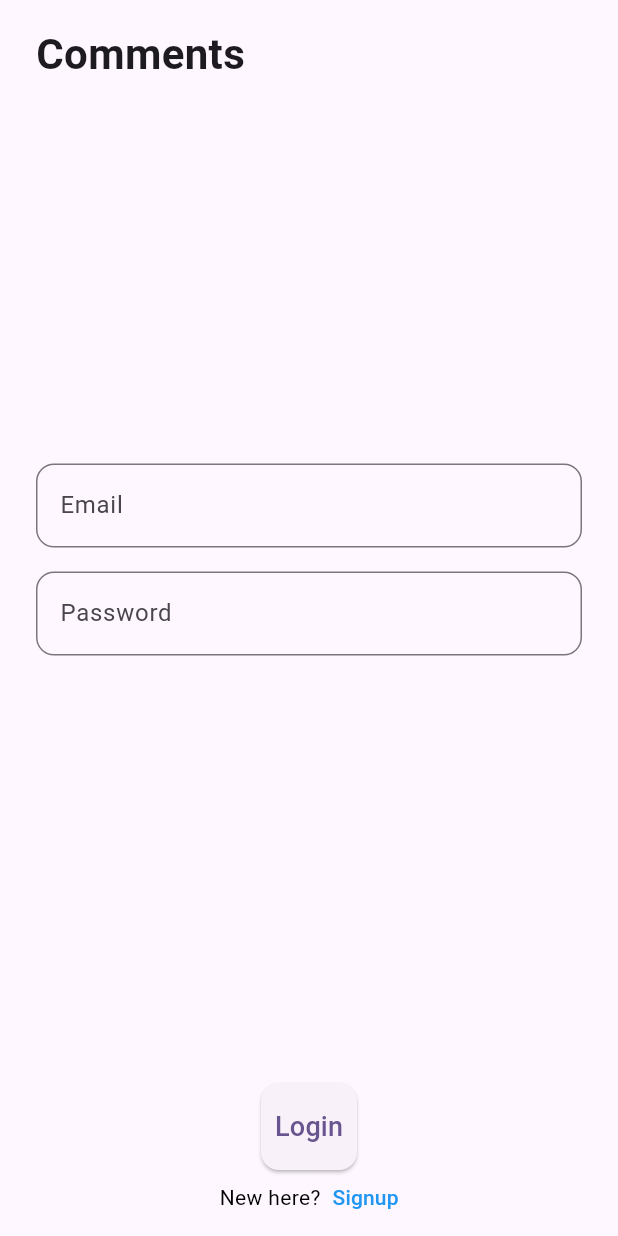
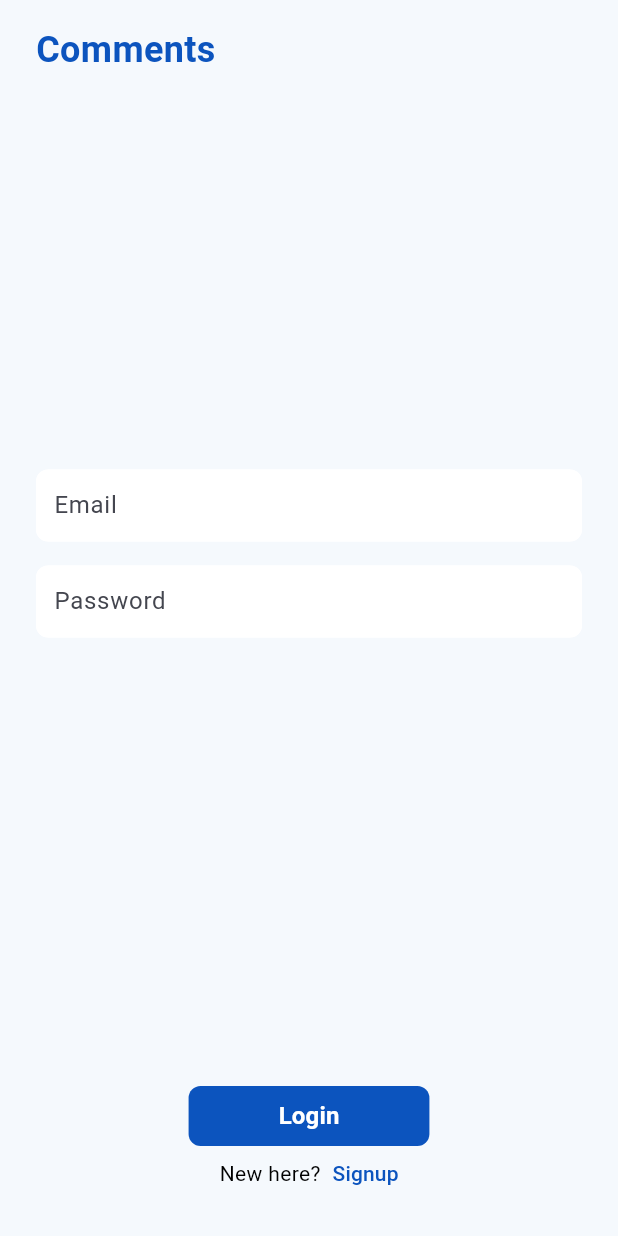
Before and after one commit to Abhisek-07/comments_app, a Flutter app: the screen it shows after launch, on a phone screen of 412 x 824 dp. Run offline on Flutter 3.47's test engine with Material 3 defaults, Android fonts, the phone set to English and light mode, and no system bars; drawn by our look-alikes of loader_overlay; our stand-ins replace cloud_firestore, firebase_auth, firebase_core, flutter_hooks, flutter_native_splash, flutter_riverpod and 3 more; accounts and stored records are empty; generated files the repository leaves out were written again.

Commit message:
Updated UI od auth and dashboard screens

```diff
--- a/lib/app.dart
+++ b/lib/app.dart
@@ -1,4 +1,5 @@
 import 'package:comments_app/ui/splash_screen.dart';
+import 'package:comments_app/utils/app_colors.dart';
 import 'package:flutter/material.dart';
 import 'package:flutter/services.dart';
 import 'package:loader_overlay/loader_overlay.dart';
@@ -50,7 +51,8 @@ class App extends StatelessWidget {
           // This works for code too, not just values: Most code changes can be
           // tested with just a hot reload.
           appBarTheme: const AppBarTheme(),
-          colorScheme: ColorScheme.fromSeed(seedColor: Colors.deepPurple),
+          scaffoldBackgroundColor: AppColors.colorGreyScaleWhite,
+          colorScheme: ColorScheme.fromSeed(seedColor: AppColors.appBlue),
           useMaterial3: true,
         ),
         home: const GlobalLoaderOverlay(child: SplashScreen()),
--- a/lib/ui/auth_screen.dart
+++ b/lib/ui/auth_screen.dart
@@ -1,6 +1,8 @@
 import 'dart:developer';
 
 import 'package:comments_app/states/auth_state.dart';
+import 'package:comments_app/ui/widgets/formfield_widget.dart';
+import 'package:comments_app/utils/app_colors.dart';
 import 'package:comments_app/utils/app_helper.dart';
 import 'package:firebase_auth/firebase_auth.dart';
 import 'package:flutter/material.dart';
@@ -128,18 +130,23 @@ class _AuthScreenState extends ConsumerState<AuthScreen> {
             ElevatedButton(
               onPressed: _submitForm,
               style: ElevatedButton.styleFrom(
+                backgroundColor: AppColors.appBlue,
+                elevation: 0,
                 padding:
-                    const EdgeInsets.symmetric(vertical: 16, horizontal: 8),
+                    const EdgeInsets.symmetric(vertical: 8, horizontal: 60),
                 shape: RoundedRectangleBorder(
-                  borderRadius: BorderRadius.circular(12),
+                  borderRadius: BorderRadius.circular(8),
                 ),
               ),
               child: Text(
                 isSignUp ? 'Signup' : 'Login',
-                style: const TextStyle(fontSize: 18),
+                style: const TextStyle(
+                    fontSize: 16,
+                    color: Colors.white,
+                    fontWeight: FontWeight.bold),
               ),
             ),
-            const SizedBox(height: 8),
+            const SizedBox(height: 4),
             // Toggle between Sign In and Sign Up
             Row(
               mainAxisSize: MainAxisSize.min,
@@ -163,11 +170,16 @@ class _AuthScreenState extends ConsumerState<AuthScreen> {
                   ),
                   child: Text(
                     isSignUp ? "Login" : "Signup",
-                    style: const TextStyle(color: Colors.blue),
+                    style: const TextStyle(
+                      color: AppColors.appBlue,
+                    ),
                   ),
                 ),
               ],
             ),
+            const SizedBox(
+              height: 16,
+            )
           ],
         ),
       )),
@@ -182,12 +194,12 @@ class _AuthScreenState extends ConsumerState<AuthScreen> {
               const SizedBox(
                 height: 16,
               ),
-              Text(
+              const Text(
                 'Comments',
-                style: const TextStyle(
-                  fontSize: 28,
-                  fontWeight: FontWeight.bold,
-                ),
+                style: TextStyle(
+                    fontSize: 24,
+                    fontWeight: FontWeight.bold,
+                    color: AppColors.appBlue),
               ),
               Expanded(
                 child: Center(
@@ -199,45 +211,26 @@ class _AuthScreenState extends ConsumerState<AuthScreen> {
                       children: [
                         // user name field
                         if (isSignUp) ...[
-                          TextFormField(
+                          FormfieldWidget(
+                            labelText: "Name",
                             controller: _userNameController,
-                            autovalidateMode:
-                                AutovalidateMode.onUserInteraction,
                             validator: _validateUserName,
-                            decoration: InputDecoration(
-                              labelText: 'Name',
-                              border: OutlineInputBorder(
-                                borderRadius: BorderRadius.circular(12),
-                              ),
-                            ),
                           ),
                           const SizedBox(height: 16),
                         ],
                         // Email input
-                        TextFormField(
-                          autovalidateMode: AutovalidateMode.onUserInteraction,
+                        FormfieldWidget(
+                          labelText: "Email",
                           controller: _emailController,
                           validator: _validateEmail,
-                          decoration: InputDecoration(
-                            labelText: 'Email',
-                            border: OutlineInputBorder(
-                              borderRadius: BorderRadius.circular(12),
-                            ),
-                          ),
                         ),
                         const SizedBox(height: 16),
                         // Password input
-                        TextFormField(
-                          autovalidateMode: AutovalidateMode.onUserInteraction,
+                        FormfieldWidget(
+                          labelText: "Password",
                           validator: _validatePassword,
                           controller: _passwordController,
                           obscureText: true,
-                          decoration: InputDecoration(
-                            labelText: 'Password',
-                            border: OutlineInputBorder(
-                              borderRadius: BorderRadius.circular(12),
-                            ),
-                          ),
                         ),
                         const SizedBox(height: 16),
                         // Sign In / Sign Up Button
--- /dev/null
+++ b/lib/ui/widgets/formfield_widget.dart
@@ -0,0 +1,59 @@
+import 'package:flutter/material.dart';
+
+class FormfieldWidget extends StatelessWidget {
+  final TextEditingController controller;
+  final String labelText;
+  final String? Function(String?)? validator;
+  final bool obscureText;
+
+  const FormfieldWidget({
+    super.key,
+    required this.controller,
+    required this.labelText,
+    required this.validator,
+    this.obscureText = false,
+  });
+
+  @override
+  Widget build(BuildContext context) {
+    return TextFormField(
+        autovalidateMode: AutovalidateMode.onUserInteraction,
+        controller: controller,
+        validator: validator,
+        obscureText: obscureText,
+        decoration: InputDecoration(
+          contentPadding:
+              const EdgeInsets.symmetric(horizontal: 8, vertical: 0),
+          labelText: labelText,
+          fillColor: Colors.white,
+          filled: true,
+          border: OutlineInputBorder(
+            borderSide: const BorderSide(color: Colors.white),
+            borderRadius: BorderRadius.circular(8),
+          ),
+          focusedBorder: OutlineInputBorder(
+            borderSide: const BorderSide(color: Colors.white),
+            borderRadius: BorderRadius.circular(8),
+          ),
+          errorBorder: OutlineInputBorder(
+            borderSide: const BorderSide(color: Colors.white),
+            borderRadius: BorderRadius.circular(8),
+          ),
+          enabledBorder: OutlineInputBorder(
+            borderSide: const BorderSide(color: Colors.white),
+            borderRadius: BorderRadius.circular(8),
+          ),
+          disabledBorder: OutlineInputBorder(
+            borderSide: const BorderSide(color: Colors.white),
+            borderRadius: BorderRadius.circular(8),
+          ),
+          focusedErrorBorder: OutlineInputBorder(
+            borderSide: const BorderSide(color: Colors.white),
+            borderRadius: BorderRadius.circular(8),
+          ),
+          // border: OutlineInputBorder(
+          //   borderRadius: BorderRadius.circular(12),
+          // ),
+        ));
+  }
+}
--- /dev/null
+++ b/lib/utils/app_colors.dart
@@ -0,0 +1,8 @@
+import 'package:flutter/material.dart';
+
+class AppColors {
+  static const Color appBlue = Color(0xFF0C54BE); // OC54BE
+  static const Color appDarkBlue = Color(0xFF303F60); // 303F60
+  static const Color colorGreyScaleWhite = Color(0xFFF5F9FD); // F5F9FD
+  static const Color colorGreyScale = Color(0xFFCED3DC); // CED3DC
+}
```
Also changed, not shown: lib/extensions/string_ext.dart (added, +9 -0 lines), lib/ui/dash_board_screen.dart (+33 -23 lines), lib/ui/widgets/dashboard_card.dart (+88 -2 lines), lib/states/dashboard_state.g.dart.
